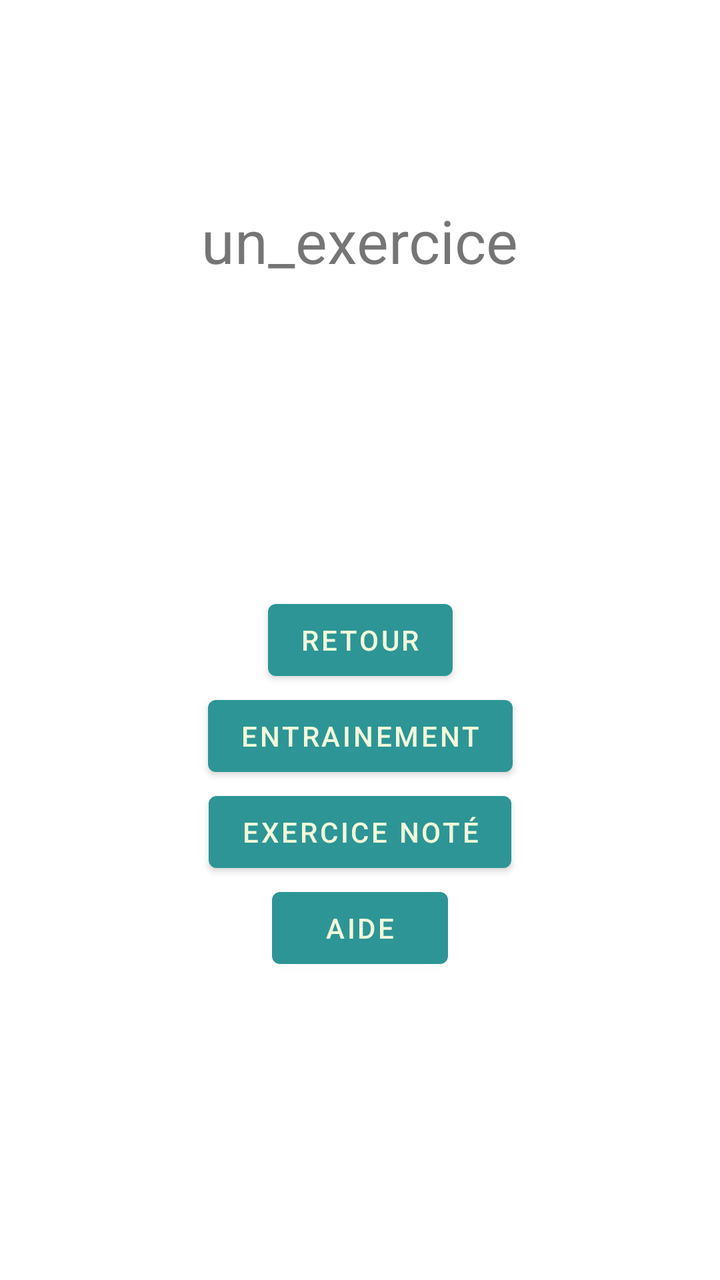
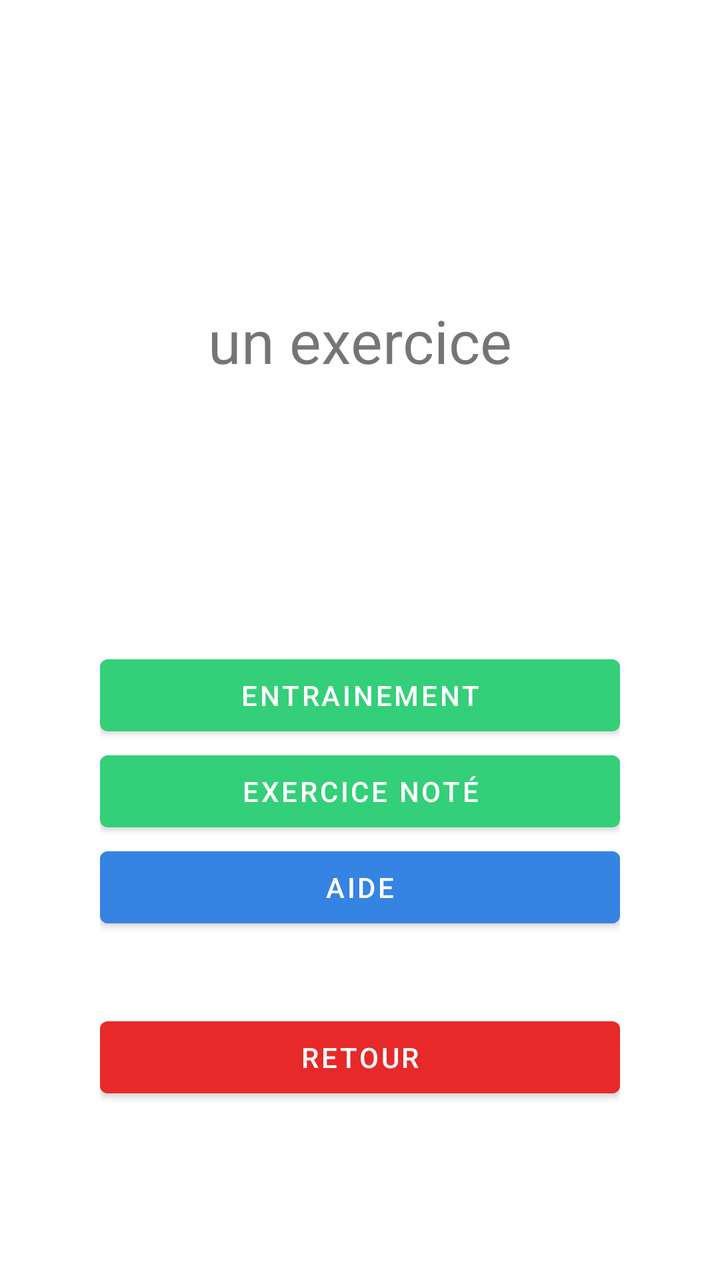

Before-and-after screenshots of an Android layout around one commit, followed by the original layout XML and the change that was made.
<!-- AndroidManifest.xml: application theme Theme.Lousticole -->
<!-- res/layout/exercise_launcher.xml -->
<?xml version="1.0" encoding="utf-8"?>
<androidx.constraintlayout.widget.ConstraintLayout xmlns:android="http://schemas.android.com/apk/res/android"
    xmlns:app="http://schemas.android.com/apk/res-auto"
    android:layout_width="match_parent"
    android:layout_height="match_parent">

    <TextView
        android:id="@+id/ex_launcher_welcome_textView"
        android:layout_width="wrap_content"
        android:layout_height="wrap_content"
        android:textSize="30sp"
        android:layout_marginTop="100dp"
        android:text="un_exercice"
        app:layout_constraintEnd_toEndOf="parent"
        app:layout_constraintStart_toStartOf="parent"
        app:layout_constraintTop_toTopOf="parent" />

    <Button
        android:id="@+id/ex_launcher_retour_button"
        android:layout_width="wrap_content"
        android:layout_height="wrap_content"
        android:text="Retour"
        app:layout_constraintBottom_toBottomOf="parent"
        app:layout_constraintEnd_toEndOf="parent"
        app:layout_constraintStart_toStartOf="parent"
        app:layout_constraintTop_toTopOf="parent" />

    <Button
        android:id="@+id/ex_launcher_entrainement_button"
        android:layout_width="wrap_content"
        android:layout_height="wrap_content"
        android:text="Entrainement"
        app:layout_constraintEnd_toEndOf="parent"
        app:layout_constraintStart_toStartOf="parent"
        app:layout_constraintTop_toBottomOf="@+id/ex_launcher_retour_button" />

    <Button
        android:id="@+id/ex_launcher_note_button"
        android:layout_width="wrap_content"
        android:layout_height="wrap_content"
        android:text="Exercice noté"
        app:layout_constraintEnd_toEndOf="parent"
        app:layout_constraintStart_toStartOf="parent"
        app:layout_constraintTop_toBottomOf="@+id/ex_launcher_entrainement_button" />

    <Button
        android:id="@+id/ex_launcher_help_button"
        android:layout_width="wrap_content"
        android:layout_height="wrap_content"
        android:text="Aide"
        app:layout_constraintEnd_toEndOf="parent"
        app:layout_constraintStart_toStartOf="parent"
        app:layout_constraintTop_toBottomOf="@+id/ex_launcher_note_button" />
</androidx.constraintlayout.widget.ConstraintLayout>
<!-- resources referenced by this layout -->
<resources>
  <style name="Theme.Lousticole" parent="Theme.MaterialComponents.DayNight.NoActionBar">
          
          <item name="colorPrimary">@color/green</item>
          <item name="colorPrimaryVariant">@color/dark_green</item>
          <item name="colorOnPrimary">@color/cream</item>
          
          <item name="colorSecondary">@color/light_green</item>
          <item name="colorSecondaryVariant">@color/green</item>
          <item name="colorOnSecondary">@color/black</item>
          
          <item name="android:statusBarColor">@android:color/transparent</item>
          <item name="android:navigationBarColor">@android:color/transparent</item>
          <item name="android:windowTranslucentStatus">false</item>
          <item name="android:windowTranslucentNavigation">false</item>
          
      </style>
  <color name="green">#2D9596</color>
  <color name="dark_green">#265073</color>
  <color name="cream">#F1FADA</color>
  <color name="light_green">#9AD0C2</color>
  <color name="black">#FF000000</color>
</resources>

<!-- the commit's change to res/layout/exercise_launcher.xml (unified diff, before → after) -->
@@ -2,7 +2,8 @@
 <androidx.constraintlayout.widget.ConstraintLayout xmlns:android="http://schemas.android.com/apk/res/android"
     xmlns:app="http://schemas.android.com/apk/res-auto"
     android:layout_width="match_parent"
-    android:layout_height="match_parent">
+    android:layout_height="match_parent"
+    android:padding="50dp">
 
     <TextView
         android:id="@+id/ex_launcher_welcome_textView"
@@ -10,33 +11,26 @@
         android:layout_height="wrap_content"
         android:textSize="30sp"
         android:layout_marginTop="100dp"
-        android:text="un_exercice"
+        android:text="un exercice"
         app:layout_constraintEnd_toEndOf="parent"
         app:layout_constraintStart_toStartOf="parent"
         app:layout_constraintTop_toTopOf="parent" />
 
-    <Button
-        android:id="@+id/ex_launcher_retour_button"
-        android:layout_width="wrap_content"
-        android:layout_height="wrap_content"
-        android:text="Retour"
-        app:layout_constraintBottom_toBottomOf="parent"
-        app:layout_constraintEnd_toEndOf="parent"
-        app:layout_constraintStart_toStartOf="parent"
-        app:layout_constraintTop_toTopOf="parent" />
+
 
     <Button
         android:id="@+id/ex_launcher_entrainement_button"
-        android:layout_width="wrap_content"
+        android:layout_width="match_parent"
         android:layout_height="wrap_content"
         android:text="Entrainement"
         app:layout_constraintEnd_toEndOf="parent"
         app:layout_constraintStart_toStartOf="parent"
-        app:layout_constraintTop_toBottomOf="@+id/ex_launcher_retour_button" />
+        app:layout_constraintTop_toBottomOf="@+id/ex_launcher_welcome_textView"
+        app:layout_constraintBottom_toTopOf="@id/ex_launcher_retour_button"/>
 
     <Button
         android:id="@+id/ex_launcher_note_button"
-        android:layout_width="wrap_content"
+        android:layout_width="match_parent"
         android:layout_height="wrap_content"
         android:text="Exercice noté"
         app:layout_constraintEnd_toEndOf="parent"
@@ -45,10 +39,22 @@
 
     <Button
         android:id="@+id/ex_launcher_help_button"
-        android:layout_width="wrap_content"
+        android:layout_width="match_parent"
         android:layout_height="wrap_content"
+        android:backgroundTint="@color/blue"
         android:text="Aide"
         app:layout_constraintEnd_toEndOf="parent"
         app:layout_constraintStart_toStartOf="parent"
         app:layout_constraintTop_toBottomOf="@+id/ex_launcher_note_button" />
+
+    <Button
+        android:id="@+id/ex_launcher_retour_button"
+        android:layout_width="match_parent"
+        android:layout_height="wrap_content"
+        android:backgroundTint="@color/red"
+        android:text="Retour"
+        app:layout_constraintBottom_toBottomOf="parent"
+        app:layout_constraintEnd_toEndOf="parent"
+        app:layout_constraintStart_toStartOf="parent"
+        app:layout_constraintTop_toBottomOf="@+id/ex_launcher_help_button" />
 </androidx.constraintlayout.widget.ConstraintLayout>
<!-- resource entries referenced after the edit -->
@@ -1,14 +1,16 @@
 <!-- resources referenced by this layout -->
 <resources>
+  <color name="blue">#3583e2</color>
+  <color name="red">#E72929</color>
   <style name="Theme.Lousticole" parent="Theme.MaterialComponents.DayNight.NoActionBar">
           
           <item name="colorPrimary">@color/green</item>
-          <item name="colorPrimaryVariant">@color/dark_green</item>
-          <item name="colorOnPrimary">@color/cream</item>
+          <item name="colorPrimaryVariant">@color/blue</item>
+          <item name="colorOnPrimary">@color/white</item>
           
-          <item name="colorSecondary">@color/light_green</item>
+          <item name="colorSecondary">@color/blue</item>
           <item name="colorSecondaryVariant">@color/green</item>
-          <item name="colorOnSecondary">@color/black</item>
+          <item name="colorOnSecondary">@color/white</item>
           
           <item name="android:statusBarColor">@android:color/transparent</item>
           <item name="android:navigationBarColor">@android:color/transparent</item>
@@ -16,10 +18,7 @@
           <item name="android:windowTranslucentNavigation">false</item>
           
       </style>
-  <color name="green">#2D9596</color>
-  <color name="dark_green">#265073</color>
-  <color name="cream">#F1FADA</color>
-  <color name="light_green">#9AD0C2</color>
-  <color name="black">#FF000000</color>
+  <color name="green">#33cf79</color>
+  <color name="white">#FFFFFFFF</color>
 </resources>
 
